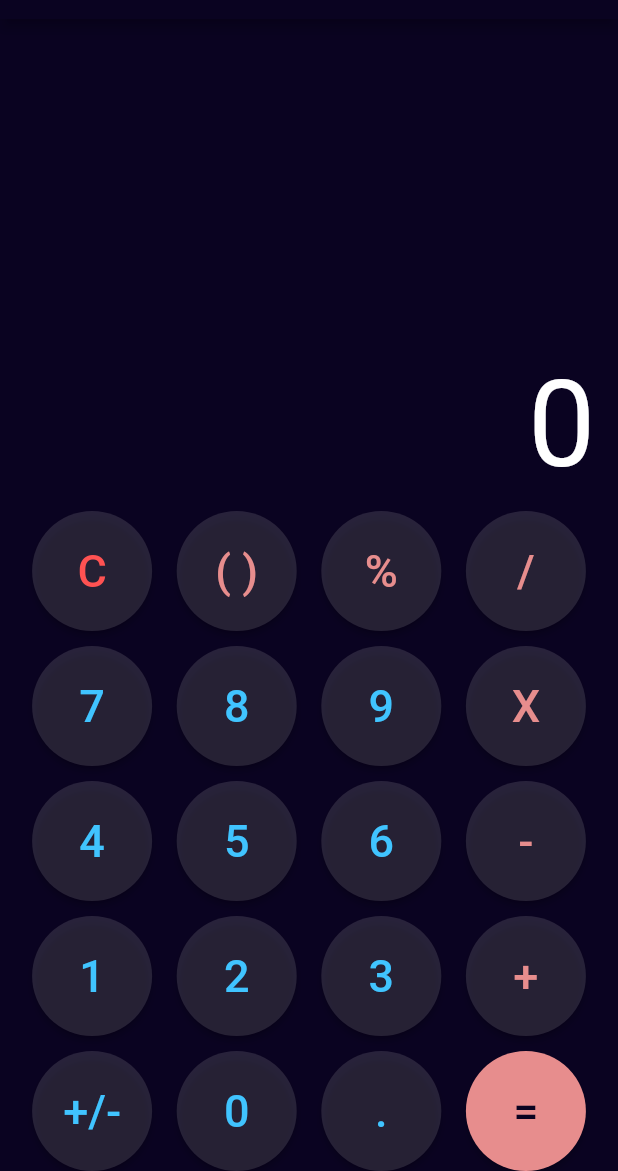
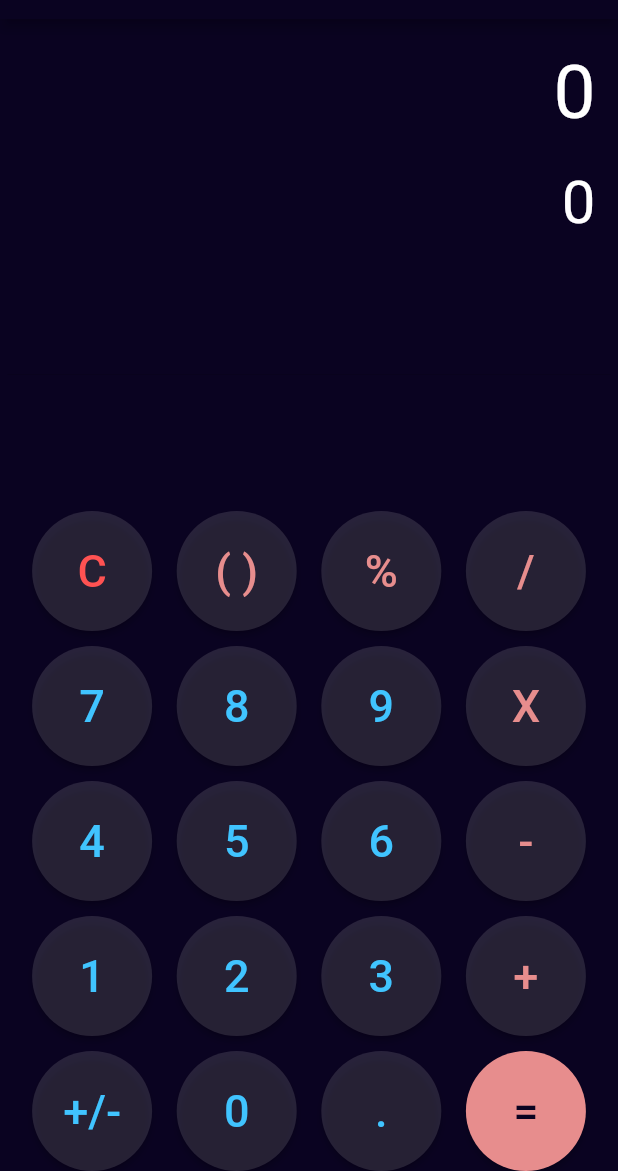
Before and after one commit to UdeepaSandakal/calculator, a Flutter app: the screen it shows after launch, on a phone screen of 412 x 824 dp, the part 65-1236 px from its top. Run offline on Flutter 3.47's test engine with Material 2 defaults, Android fonts, the phone set to English and light mode, and no system bars.

Commit message:
creating some changes in

```diff
--- a/lib/calculator.dart
+++ b/lib/calculator.dart
@@ -34,19 +34,23 @@ class _CalculatorState extends State<Calculator> {
         child: Column(
           mainAxisAlignment: MainAxisAlignment.end,
           children: <Widget>[
-            Row(
-              mainAxisAlignment: MainAxisAlignment.end,
-              children: [
-                Padding(
-                  padding: EdgeInsets.all(10.0),
-                  child: Text(
-                    '0',
-                    textAlign: TextAlign.left,
-                    style: TextStyle(color: Colors.white, fontSize: 80),
-                  ),
-                )
-              ],
+            Container(
+              alignment: Alignment.centerRight,
+              padding: EdgeInsets.fromLTRB(10, 20, 10, 0),
+              child: Text(
+                "0",
+                style: TextStyle(fontSize: 50, color: Colors.white),
+              ),
             ),
+            Container(
+              alignment: Alignment.centerRight,
+              padding: EdgeInsets.fromLTRB(10, 20, 10, 0),
+              child: Text(
+                "0",
+                style: TextStyle(fontSize: 40, color: Colors.white),
+              ),
+            ),
+            Expanded(child: Divider()),
             Row(
               mainAxisAlignment: MainAxisAlignment.spaceEvenly,
               children: [
@@ -108,4 +112,6 @@ class _CalculatorState extends State<Calculator> {
       ),
     );
   }
+
+  //logic
 }
```
